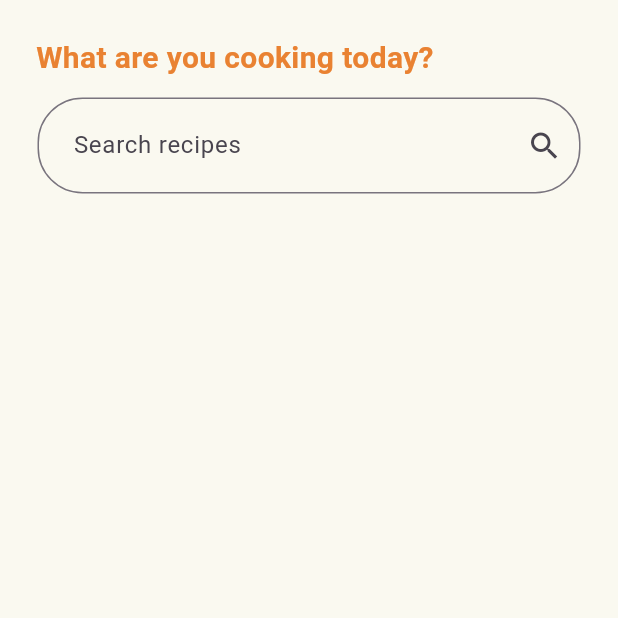
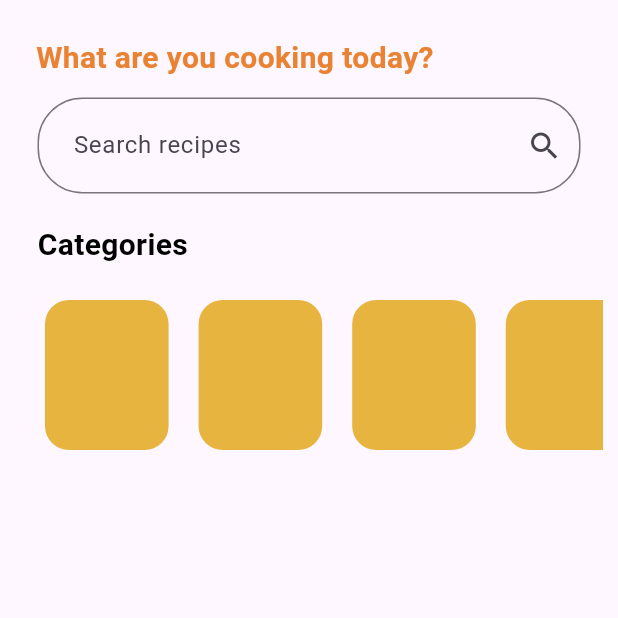
Before and after one commit to orojdz/final_project_app, a Flutter app: the screen it shows after launch, after a tap on "Start", on a phone screen of 412 x 824 dp, the top half of it. Run offline on Flutter 3.47's test engine with Material 3 defaults, Android fonts, the phone set to English and light mode, and no system bars.

Commit message:
wip categories

```diff
--- a/app/lib/screen/home.dart
+++ b/app/lib/screen/home.dart
@@ -1,13 +1,22 @@
 import 'package:flutter/material.dart';
+import 'package:app/model/categories.dart';
 
 class HomeScreen extends StatefulWidget {
+  HomeScreen({super.key});
   @override
   _HomeScreenState createState() => _HomeScreenState();
 }
 
 class _HomeScreenState extends State<HomeScreen> {
+  List<Categories> categories = [];
+
+  void _getCategories() {
+    categories = Categories.getCategories(); // obtiene las categorias del model
+  }
+
   @override
   Widget build(BuildContext context) {
+    _getCategories();
     return Scaffold(
       body: SingleChildScrollView(
         padding: EdgeInsets.only(
@@ -30,20 +39,73 @@ class _HomeScreenState extends State<HomeScreen> {
             SizedBox(height: 12.0),
             Padding(
               padding: const EdgeInsets.only(left: 25.0, right: 25.0),
-              child: TextField(
-                decoration: InputDecoration(
-                    hintText: 'Search recipes',
-                    suffixIcon: Icon(Icons.search),
-                    contentPadding: EdgeInsets.all(20),
-                    border: OutlineInputBorder(
-                        borderSide: BorderSide(color: Colors.grey),
-                        borderRadius: BorderRadius.circular(30.0))),
-              ),
-            )
+              child: _searchInput(),
+            ),
+            SizedBox(height: 15.0),
+            Column(
+              mainAxisAlignment: MainAxisAlignment.start,
+              children: [
+                Padding(
+                  padding: const EdgeInsets.only(left: 25.0, top: 5.0),
+                  child: Text('Categories',
+                      style: TextStyle(
+                          color: Colors.black,
+                          fontSize: 20,
+                          fontWeight: FontWeight.w600)),
+                ),
+                SizedBox(height: 12.0),
+              ],
+            ),
+            Categorias(categories: categories),
           ],
         ),
       ),
-      backgroundColor: Color.fromARGB(231, 250, 248, 238),
+    );
+  }
+
+  TextField _searchInput() {
+    return TextField(
+      decoration: InputDecoration(
+          hintText: 'Search recipes',
+          suffixIcon: Icon(Icons.search),
+          contentPadding: EdgeInsets.all(20),
+          border: OutlineInputBorder(
+              borderSide: BorderSide(color: Colors.grey),
+              borderRadius: BorderRadius.circular(30.0))),
     );
   }
 }
+
+class Categorias extends StatelessWidget {
+  const Categorias({
+    super.key,
+    required this.categories,
+  });
+
+  final List<Categories> categories;
+
+  @override
+  Widget build(BuildContext context) {
+    final screenWidth = MediaQuery.of(context).size.width;
+    return Container(
+      height: 120,
+      child: Padding(
+        padding: const EdgeInsets.all(10.0),
+        child: ListView.separated(
+            separatorBuilder: (context, index) => SizedBox(width: 20),
+            // llista de categories
+            itemCount: categories.length,
+            scrollDirection: Axis.horizontal,
+            padding: EdgeInsets.only(left: 20, right: 20),
+            itemBuilder: ((context, index) {
+              return Container(
+                width: screenWidth * 0.2,
+                decoration: BoxDecoration(
+                    color: Color.fromARGB(255, 230, 180, 63),
+                    borderRadius: BorderRadius.circular(16)),
+              );
+            })),
+      ),
+    );
+  }
+}
```
